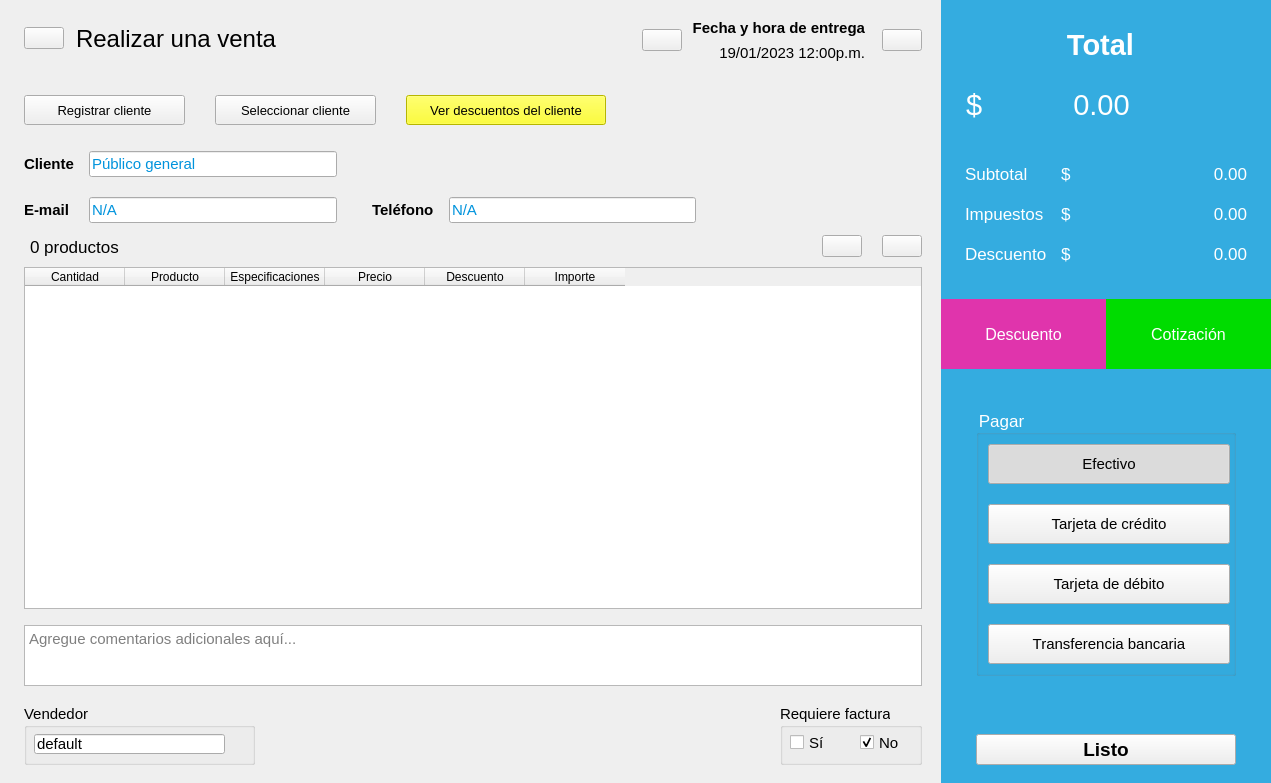
First picture: the form in designer/Ui_CrearVenta.ui, repository ivanperez-7/printpos, before the edit.
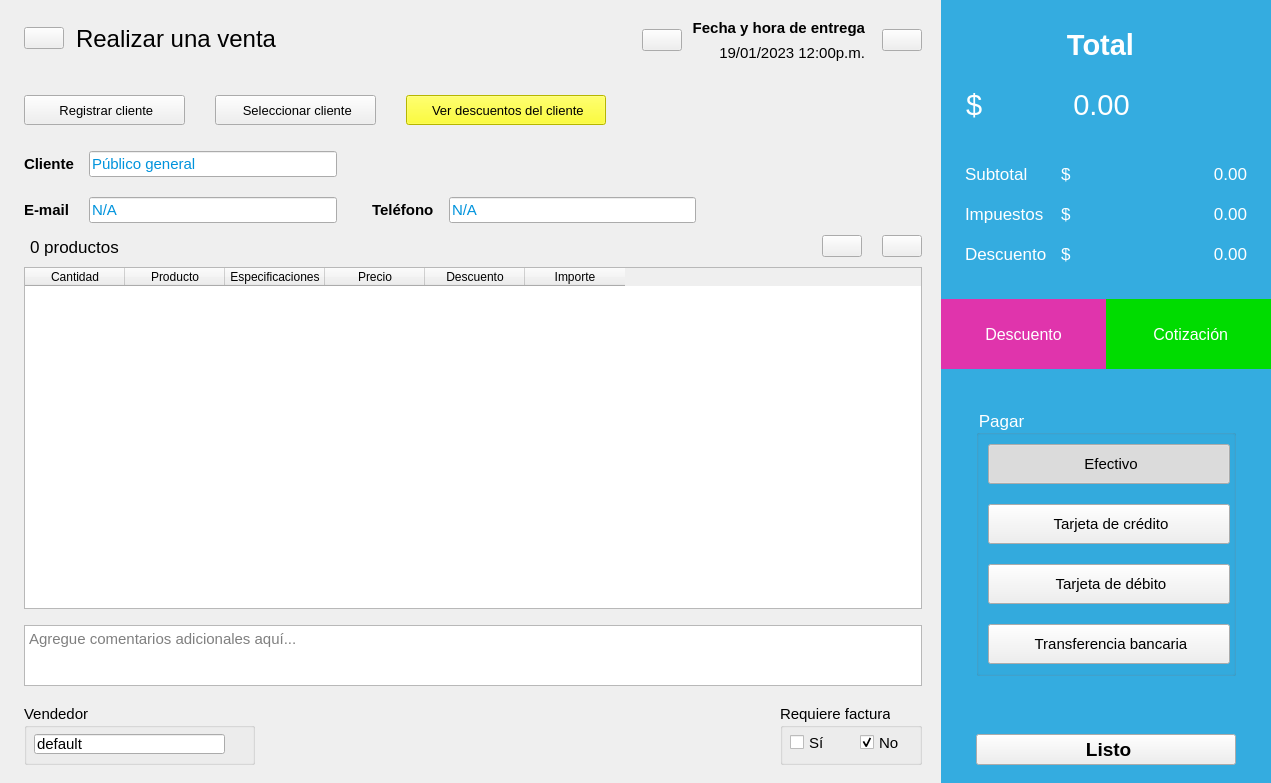
Second picture: the form after the edit. Icons and pictures are not drawn. Custom widgets are drawn as their Qt base class.

Patch:
```diff
--- a/designer/Ui_CrearVenta.ui
+++ b/designer/Ui_CrearVenta.ui
@@ -262,7 +262,7 @@
                </font>
               </property>
               <property name="text">
-               <string notr="true">Registrar cliente</string>
+               <string notr="true"> Registrar cliente</string>
               </property>
               <property name="icon">
                <iconset resource="../resources.qrc">
@@ -290,7 +290,7 @@
                </font>
               </property>
               <property name="text">
-               <string notr="true">Seleccionar cliente</string>
+               <string notr="true"> Seleccionar cliente</string>
               </property>
               <property name="icon">
                <iconset resource="../resources.qrc">
@@ -321,7 +321,7 @@
                <string notr="true">background-color: rgb(255, 255, 0);</string>
               </property>
               <property name="text">
-               <string notr="true">Ver descuentos del cliente</string>
+               <string notr="true"> Ver descuentos del cliente</string>
               </property>
               <property name="icon">
                <iconset resource="../resources.qrc">
@@ -1208,7 +1208,7 @@
 border-radius: 0px;</string>
            </property>
            <property name="text">
-            <string notr="true">Cotización</string>
+            <string notr="true"> Cotización</string>
            </property>
            <property name="icon">
             <iconset resource="../resources.qrc">
@@ -1292,7 +1292,7 @@
                <string notr="true">color: rgb(0, 0, 0);</string>
               </property>
               <property name="text">
-               <string notr="true">Efectivo</string>
+               <string notr="true"> Efectivo</string>
               </property>
               <property name="icon">
                <iconset resource="../resources.qrc">
@@ -1335,7 +1335,7 @@
                <string notr="true">color: rgb(0, 0, 0);</string>
               </property>
               <property name="text">
-               <string notr="true">Tarjeta de crédito</string>
+               <string notr="true"> Tarjeta de crédito</string>
               </property>
               <property name="icon">
                <iconset resource="../resources.qrc">
@@ -1375,7 +1375,7 @@
                <string notr="true">color: rgb(0, 0, 0);</string>
               </property>
               <property name="text">
-               <string notr="true">Tarjeta de débito</string>
+               <string notr="true"> Tarjeta de débito</string>
               </property>
               <property name="icon">
                <iconset resource="../resources.qrc">
@@ -1415,7 +1415,7 @@
                <string notr="true">color: rgb(0, 0, 0);</string>
               </property>
               <property name="text">
-               <string notr="true">Transferencia bancaria</string>
+               <string notr="true"> Transferencia bancaria</string>
               </property>
               <property name="icon">
                <iconset resource="../resources.qrc">
@@ -1462,7 +1462,7 @@
             </font>
            </property>
            <property name="text">
-            <string notr="true">Listo</string>
+            <string notr="true"> Listo</string>
            </property>
            <property name="icon">
             <iconset resource="../resources.qrc">
```
Left out of the diff: 84 changed lines with no effect on the pictures.
